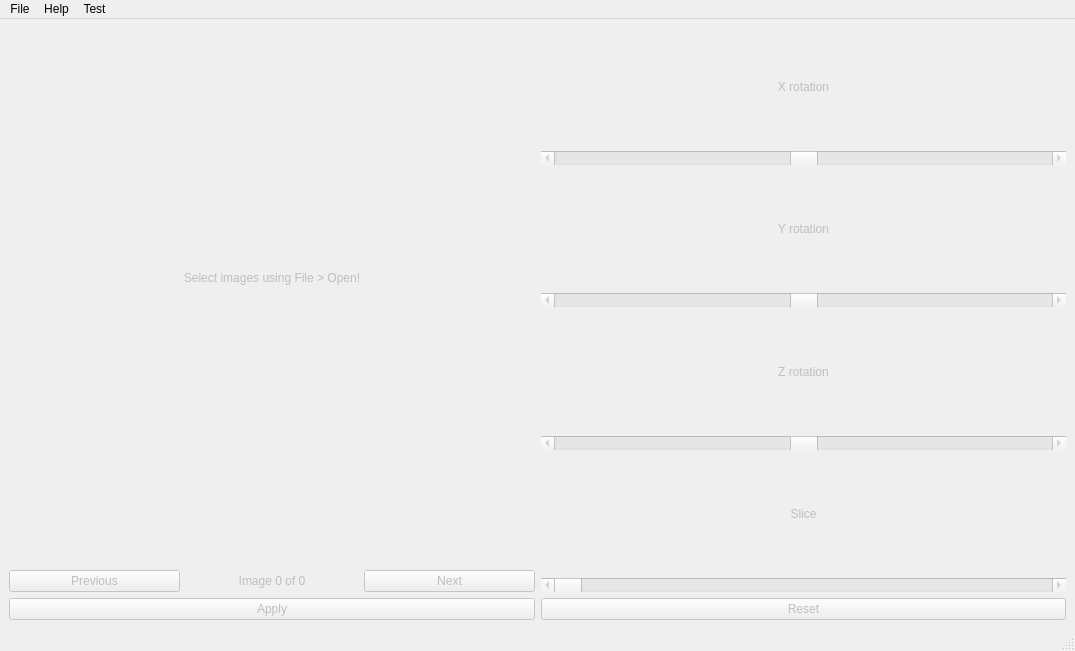
Before: the Qt Designer form src/GUI/main.ui in NIRALUser/NeuroRuler, drawn with Qt 5.
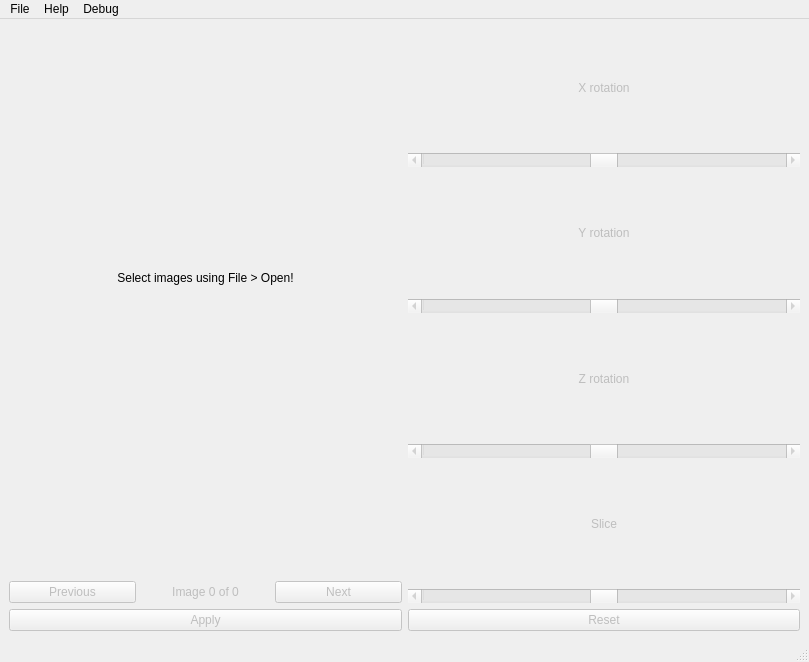
After: the same form once the commit is applied.

```diff
--- a/src/GUI/main.ui
+++ b/src/GUI/main.ui
@@ -6,8 +6,8 @@
    <rect>
     <x>0</x>
     <y>0</y>
-    <width>1075</width>
-    <height>651</height>
+    <width>809</width>
+    <height>662</height>
    </rect>
   </property>
   <property name="windowTitle">
@@ -20,7 +20,7 @@
       <item>
        <widget class="QLabel" name="image">
         <property name="enabled">
-         <bool>false</bool>
+         <bool>true</bool>
         </property>
         <property name="minimumSize">
          <size>
@@ -256,6 +256,9 @@
         <property name="maximum">
          <number>180</number>
         </property>
+        <property name="value">
+         <number>90</number>
+        </property>
         <property name="orientation">
          <enum>Qt::Horizontal</enum>
         </property>
@@ -286,7 +289,7 @@
     <rect>
      <x>0</x>
      <y>0</y>
-     <width>1075</width>
+     <width>809</width>
      <height>24</height>
     </rect>
    </property>
@@ -329,16 +332,22 @@
     <addaction name="action_github"/>
     <addaction name="action_documentation"/>
    </widget>
-   <widget class="QMenu" name="menuTest">
+   <widget class="QMenu" name="menu_debug">
+    <property name="toolTip">
+     <string>Tools for debugging.</string>
+    </property>
+    <property name="statusTip">
+     <string>Tools for debugging.</string>
+    </property>
     <property name="title">
-     <string>Test</string>
+     <string>Debug</string>
     </property>
     <addaction name="action_test_show_resource"/>
     <addaction name="action_print_metadata"/>
    </widget>
    <addaction name="menu_file"/>
    <addaction name="menu_help"/>
-   <addaction name="menuTest"/>
+   <addaction name="menu_debug"/>
   </widget>
   <widget class="QStatusBar" name="statusbar"/>
   <action name="action_documentation">
```
Left out of the diff: 105 changed lines with no effect on the pictures.
